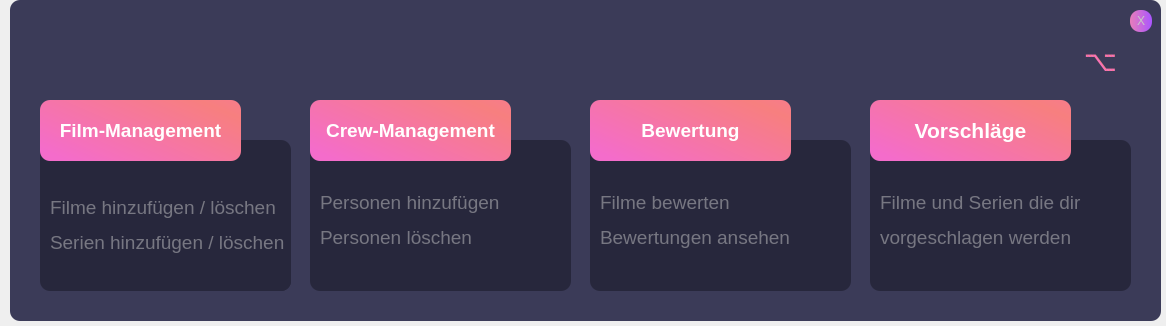
First picture: the form in frontend/designer/manager.ui, repository N0Dr4m4L4m4/amd, before the edit.
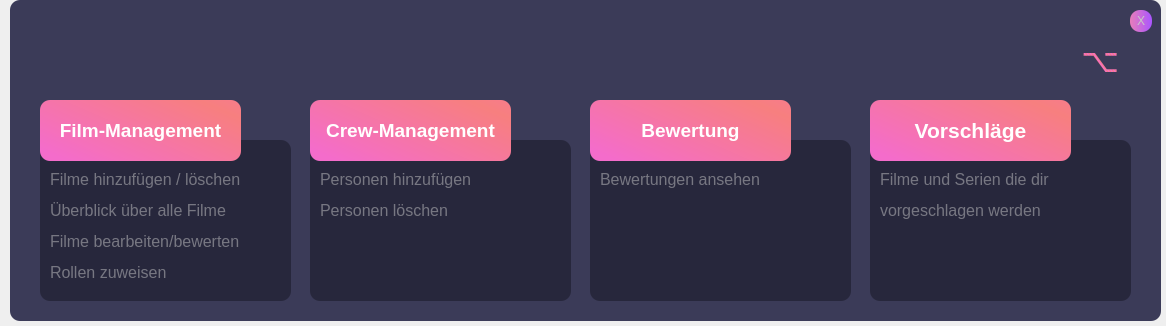
Second picture: the form after the edit.

Commit message: manager update text and size

What changed in the file:
```diff
--- a/frontend/designer/manager.ui
+++ b/frontend/designer/manager.ui
@@ -68,7 +68,7 @@
       <x>30</x>
       <y>140</y>
       <width>251</width>
-      <height>151</height>
+      <height>161</height>
      </rect>
     </property>
     <property name="styleSheet">
@@ -84,15 +84,15 @@
      <property name="geometry">
       <rect>
        <x>10</x>
-       <y>20</y>
+       <y>30</y>
        <width>241</width>
-       <height>131</height>
+       <height>121</height>
       </rect>
      </property>
      <property name="font">
       <font>
        <family>Segoe UI</family>
-       <pointsize>14</pointsize>
+       <pointsize>12</pointsize>
        <weight>50</weight>
        <italic>false</italic>
        <bold>false</bold>
@@ -106,7 +106,10 @@
 </string>
      </property>
      <property name="text">
-      <string>&lt;html&gt;&lt;head/&gt;&lt;body&gt;&lt;p&gt;Filme hinzufügen / löschen&lt;/p&gt;&lt;p&gt;Serien hinzufügen / löschen&lt;/p&gt;&lt;/body&gt;&lt;/html&gt;</string>
+      <string>&lt;html&gt;&lt;head/&gt;&lt;body&gt;&lt;p&gt;Filme hinzufügen / löschen&lt;/p&gt;&lt;p&gt;Überblick über alle Filme&lt;/p&gt;&lt;p&gt;Filme bearbeiten/bewerten&lt;/p&gt;&lt;p&gt;Rollen zuweisen&lt;/p&gt;&lt;/body&gt;&lt;/html&gt;</string>
+     </property>
+     <property name="alignment">
+      <set>Qt::AlignLeading|Qt::AlignLeft|Qt::AlignTop</set>
      </property>
     </widget>
    </widget>
@@ -116,7 +119,7 @@
       <x>300</x>
       <y>140</y>
       <width>261</width>
-      <height>151</height>
+      <height>161</height>
      </rect>
     </property>
     <property name="styleSheet">
@@ -132,15 +135,15 @@
      <property name="geometry">
       <rect>
        <x>10</x>
-       <y>20</y>
+       <y>30</y>
        <width>211</width>
-       <height>121</height>
+       <height>111</height>
       </rect>
      </property>
      <property name="font">
       <font>
        <family>Segoe UI</family>
-       <pointsize>14</pointsize>
+       <pointsize>12</pointsize>
        <weight>50</weight>
        <italic>false</italic>
        <bold>false</bold>
@@ -156,6 +159,9 @@
      <property name="text">
       <string>&lt;html&gt;&lt;head/&gt;&lt;body&gt;&lt;p&gt;Personen hinzufügen&lt;/p&gt;&lt;p&gt;Personen löschen&lt;/p&gt;&lt;/body&gt;&lt;/html&gt;</string>
      </property>
+     <property name="alignment">
+      <set>Qt::AlignLeading|Qt::AlignLeft|Qt::AlignTop</set>
+     </property>
     </widget>
    </widget>
    <widget class="QPushButton" name="exit">
@@ -194,7 +200,7 @@
       <x>580</x>
       <y>140</y>
       <width>261</width>
-      <height>151</height>
+      <height>161</height>
      </rect>
     </property>
     <property name="styleSheet">
@@ -210,15 +216,15 @@
      <property name="geometry">
       <rect>
        <x>10</x>
-       <y>20</y>
-       <width>211</width>
-       <height>121</height>
+       <y>30</y>
+       <width>241</width>
+       <height>111</height>
       </rect>
      </property>
      <property name="font">
       <font>
        <family>Segoe UI</family>
-       <pointsize>14</pointsize>
+       <pointsize>12</pointsize>
        <weight>50</weight>
        <italic>false</italic>
        <bold>false</bold>
@@ -231,7 +237,10 @@
  color: rgb(119, 119, 130);</string>
      </property>
      <property name="text">
-      <string>&lt;html&gt;&lt;head/&gt;&lt;body&gt;&lt;p&gt;Filme bewerten&lt;/p&gt;&lt;p&gt;Bewertungen ansehen&lt;/p&gt;&lt;/body&gt;&lt;/html&gt;</string>
+      <string>&lt;html&gt;&lt;head/&gt;&lt;body&gt;&lt;p&gt;Bewertungen ansehen&lt;/p&gt;&lt;/body&gt;&lt;/html&gt;</string>
+     </property>
+     <property name="alignment">
+      <set>Qt::AlignLeading|Qt::AlignLeft|Qt::AlignTop</set>
      </property>
     </widget>
    </widget>
@@ -241,7 +250,7 @@
       <x>860</x>
       <y>140</y>
       <width>261</width>
-      <height>151</height>
+      <height>161</height>
      </rect>
     </property>
     <property name="font">
@@ -262,15 +271,15 @@
      <property name="geometry">
       <rect>
        <x>10</x>
-       <y>20</y>
+       <y>30</y>
        <width>231</width>
-       <height>121</height>
+       <height>111</height>
       </rect>
      </property>
      <property name="font">
       <font>
        <family>Segoe UI</family>
-       <pointsize>14</pointsize>
+       <pointsize>12</pointsize>
        <weight>50</weight>
        <italic>false</italic>
        <bold>false</bold>
@@ -286,6 +295,9 @@
      <property name="text">
       <string>&lt;html&gt;&lt;head/&gt;&lt;body&gt;&lt;p&gt;Filme und Serien die dir &lt;/p&gt;&lt;p&gt;vorgeschlagen werden&lt;/p&gt;&lt;/body&gt;&lt;/html&gt;</string>
      </property>
+     <property name="alignment">
+      <set>Qt::AlignLeading|Qt::AlignLeft|Qt::AlignTop</set>
+     </property>
     </widget>
    </widget>
    <widget class="QPushButton" name="filmManagementButton">
@@ -449,7 +461,7 @@
     <property name="font">
      <font>
       <family>Segoe UI</family>
-      <pointsize>22</pointsize>
+      <pointsize>25</pointsize>
       <weight>50</weight>
       <italic>false</italic>
       <bold>false</bold>
```
Left out of the diff: 15 changed lines with no effect on the pictures. The commit also changes 1 other file.
